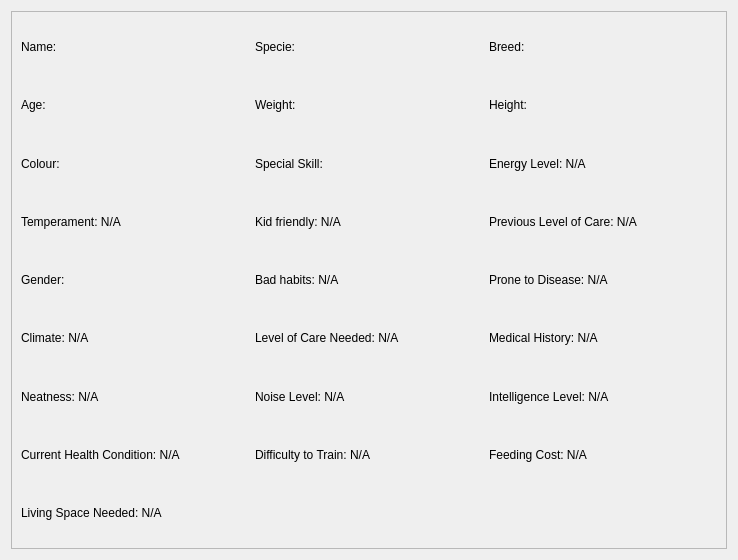
ducongo/comp3004winter2019, file cuac/viewanimaldialog.ui: the form before one commit.
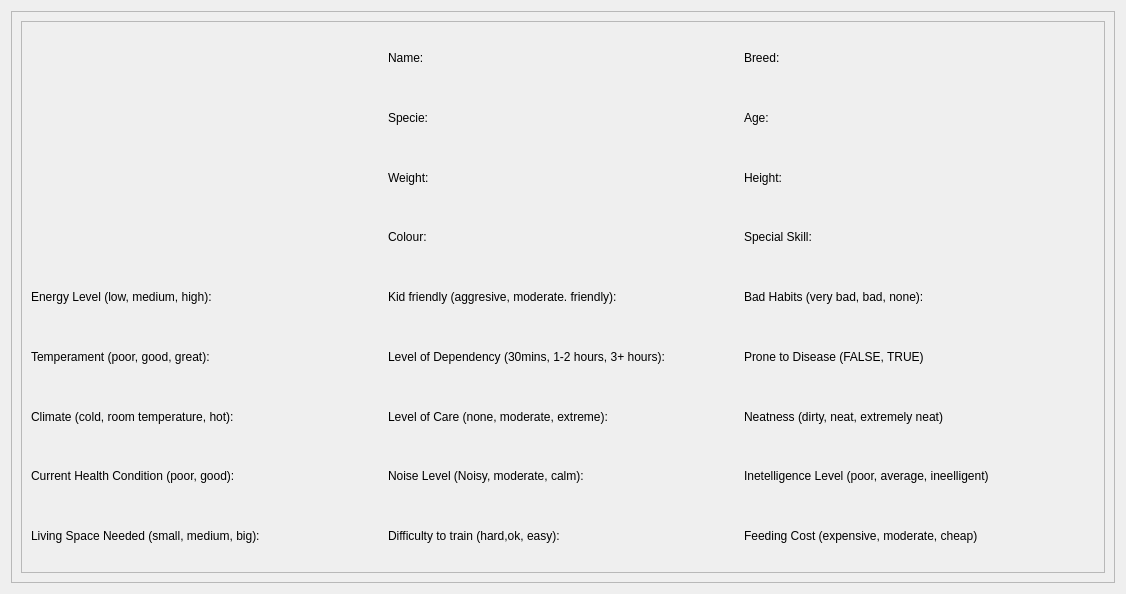
The form after the commit.

Patch:
```diff
--- a/cuac/viewanimaldialog.ui
+++ b/cuac/viewanimaldialog.ui
@@ -6,8 +6,8 @@
    <rect>
     <x>0</x>
     <y>0</y>
-    <width>738</width>
-    <height>560</height>
+    <width>1126</width>
+    <height>594</height>
    </rect>
   </property>
   <property name="windowTitle">
@@ -19,188 +19,192 @@
      <property name="widgetResizable">
       <bool>true</bool>
      </property>
+     <widget class="QWidget" name="scrollAreaWidgetContents">
+      <property name="geometry">
+       <rect>
+        <x>0</x>
+        <y>0</y>
+        <width>1106</width>
+        <height>574</height>
+       </rect>
+      </property>
+      <layout class="QGridLayout" name="gridLayout_3">
+       <item row="0" column="0">
+        <widget class="QScrollArea" name="scrollArea_2">
+         <property name="widgetResizable">
+          <bool>true</bool>
+         </property>
      <widget class="QWidget" name="scrollAreaWidgetContents_3">
       <property name="geometry">
        <rect>
         <x>0</x>
         <y>0</y>
-        <width>718</width>
-        <height>540</height>
+            <width>1086</width>
+            <height>554</height>
        </rect>
       </property>
       <layout class="QGridLayout" name="gridLayout_2">
-       <item row="0" column="2">
-        <widget class="QLabel" name="specie">
-         <property name="text">
-          <string>Specie:</string>
-         </property>
-        </widget>
-       </item>
-       <item row="19" column="3">
-        <widget class="QLabel" name="intelligence_level">
-         <property name="text">
-          <string>Intelligence Level: N/A</string>
-         </property>
-        </widget>
-       </item>
-       <item row="20" column="2">
-        <widget class="QLabel" name="difficulty_to_train">
-         <property name="text">
-          <string>Difficulty to Train: N/A</string>
-         </property>
-        </widget>
-       </item>
-       <item row="20" column="3">
+           <item row="21" column="3">
         <widget class="QLabel" name="feeding_cost">
          <property name="text">
-          <string>Feeding Cost: N/A</string>
+              <string>Feeding Cost (expensive, moderate, cheap)</string>
          </property>
         </widget>
        </item>
-       <item row="0" column="3">
-        <widget class="QLabel" name="breed">
+           <item row="12" column="3">
+            <widget class="QLabel" name="bad_habits">
          <property name="text">
-          <string>Breed:</string>
+              <string>Bad Habits (very bad, bad, none):</string>
          </property>
         </widget>
        </item>
-       <item row="11" column="2">
-        <widget class="QLabel" name="kid_friendly">
+           <item row="20" column="3">
+            <widget class="QLabel" name="intelligence_level">
          <property name="text">
-          <string>Kid friendly: N/A</string>
+              <string>Inetelligence Level (poor, average, ineelligent)</string>
          </property>
         </widget>
        </item>
        <item row="3" column="2">
-        <widget class="QLabel" name="weight">
+            <widget class="QLabel" name="colour">
          <property name="text">
-          <string>Weight:</string>
+              <string>Colour:</string>
          </property>
         </widget>
        </item>
-       <item row="3" column="3">
+           <item row="13" column="0">
+            <widget class="QLabel" name="temperament">
+             <property name="text">
+              <string>Temperament (poor, good, great):</string>
+             </property>
+            </widget>
+           </item>
+           <item row="21" column="2">
+            <widget class="QLabel" name="difficulty_to_train">
+             <property name="text">
+              <string>Difficulty to train (hard,ok, easy):</string>
+             </property>
+            </widget>
+           </item>
+           <item row="2" column="3">
         <widget class="QLabel" name="height">
          <property name="text">
           <string>Height:</string>
          </property>
         </widget>
        </item>
-       <item row="19" column="2">
-        <widget class="QLabel" name="noise_level">
-         <property name="text">
-          <string>Noise Level: N/A</string>
-         </property>
-        </widget>
-       </item>
-       <item row="3" column="0">
-        <widget class="QLabel" name="age">
-         <property name="text">
-          <string>Age:</string>
-         </property>
-        </widget>
-       </item>
-       <item row="11" column="3">
-        <widget class="QLabel" name="previous_level_of_care">
-         <property name="text">
-          <string>Previous Level of Care: N/A</string>
-         </property>
-        </widget>
-       </item>
-       <item row="17" column="3">
-        <widget class="QLabel" name="medical_history">
-         <property name="text">
-          <string>Medical History: N/A</string>
-         </property>
-        </widget>
-       </item>
-       <item row="17" column="2">
-        <widget class="QLabel" name="level_of_care_needed">
-         <property name="text">
-          <string>Level of Care Needed: N/A</string>
-         </property>
-        </widget>
-       </item>
        <item row="20" column="0">
         <widget class="QLabel" name="current_health_condition">
          <property name="text">
-          <string>Current Health Condition: N/A</string>
+              <string>Current Health Condition (poor, good):</string>
          </property>
         </widget>
        </item>
-       <item row="17" column="0">
+           <item row="18" column="0">
         <widget class="QLabel" name="climate">
          <property name="text">
-          <string>Climate: N/A</string>
+              <string>Climate (cold, room temperature, hot):</string>
          </property>
         </widget>
        </item>
-       <item row="8" column="2">
-        <widget class="QLabel" name="special_skill">
+           <item row="1" column="2">
+            <widget class="QLabel" name="specie">
          <property name="text">
-          <string>Special Skill:</string>
+              <string>Specie:</string>
          </property>
         </widget>
        </item>
-       <item row="8" column="0">
-        <widget class="QLabel" name="colour">
+           <item row="12" column="2">
+            <widget class="QLabel" name="kid_friendly">
          <property name="text">
-          <string>Colour:</string>
+              <string>Kid friendly (aggresive, moderate. friendly):</string>
          </property>
         </widget>
        </item>
-       <item row="19" column="0">
+           <item row="18" column="3">
         <widget class="QLabel" name="neatness">
          <property name="text">
-          <string>Neatness: N/A</string>
+              <string>Neatness (dirty, neat, extremely neat)</string>
          </property>
         </widget>
        </item>
-       <item row="11" column="0">
-        <widget class="QLabel" name="temperament">
+           <item row="13" column="3">
+            <widget class="QLabel" name="prone_to_disease">
          <property name="text">
-          <string>Temperament: N/A</string>
+              <string>Prone to Disease (FALSE, TRUE)</string>
          </property>
         </widget>
        </item>
-       <item row="0" column="0">
+           <item row="18" column="2">
+            <widget class="QLabel" name="level_of_care_needed">
+             <property name="text">
+              <string>Level of Care (none, moderate, extreme):</string>
+             </property>
+            </widget>
+           </item>
+           <item row="1" column="3">
+            <widget class="QLabel" name="age">
+             <property name="text">
+              <string>Age:</string>
+             </property>
+            </widget>
+           </item>
+           <item row="20" column="2">
+            <widget class="QLabel" name="noise_level">
+             <property name="text">
+              <string>Noise Level (Noisy, moderate, calm):</string>
+             </property>
+            </widget>
+           </item>
+           <item row="0" column="2">
         <widget class="QLabel" name="name">
          <property name="text">
           <string>Name:</string>
          </property>
         </widget>
        </item>
-       <item row="8" column="3">
-        <widget class="QLabel" name="energy_level">
+           <item row="0" column="0" rowspan="4">
+            <widget class="QWidget" name="image" native="true"/>
+           </item>
+           <item row="13" column="2">
+            <widget class="QLabel" name="level_of_dependency">
          <property name="text">
-          <string>Energy Level: N/A</string>
+              <string>Level of Dependency (30mins, 1-2 hours, 3+ hours):</string>
+             </property>
+            </widget>
+           </item>
+           <item row="3" column="3">
+            <widget class="QLabel" name="special_skill">
+             <property name="text">
+              <string>Special Skill:</string>
+             </property>
+            </widget>
+           </item>
+           <item row="0" column="3">
+            <widget class="QLabel" name="breed">
+             <property name="text">
+              <string>Breed:</string>
          </property>
         </widget>
        </item>
        <item row="12" column="0">
-        <widget class="QLabel" name="gender">
+            <widget class="QLabel" name="energy_level">
          <property name="text">
-          <string>Gender:</string>
+              <string>Energy Level (low, medium, high):</string>
          </property>
         </widget>
        </item>
-       <item row="12" column="2">
-        <widget class="QLabel" name="bad_habits">
+           <item row="2" column="2">
+            <widget class="QLabel" name="weight">
          <property name="text">
-          <string>Bad habits: N/A</string>
-         </property>
-        </widget>
-       </item>
-       <item row="12" column="3">
-        <widget class="QLabel" name="prone_to_disease">
-         <property name="text">
-          <string>Prone to Disease: N/A</string>
+              <string>Weight:</string>
          </property>
         </widget>
        </item>
        <item row="21" column="0">
         <widget class="QLabel" name="living_space_needed">
          <property name="text">
-          <string>Living Space Needed: N/A</string>
+              <string>Living Space Needed (small, medium, big):</string>
          </property>
         </widget>
        </item>
@@ -210,6 +214,14 @@
    </item>
   </layout>
  </widget>
+    </widget>
+   </item>
+  </layout>
+ </widget>
+ <tabstops>
+  <tabstop>scrollArea</tabstop>
+  <tabstop>scrollArea_2</tabstop>
+ </tabstops>
  <resources/>
  <connections/>
 </ui>
```
Lines whose indentation alone changed are shown as unchanged.
